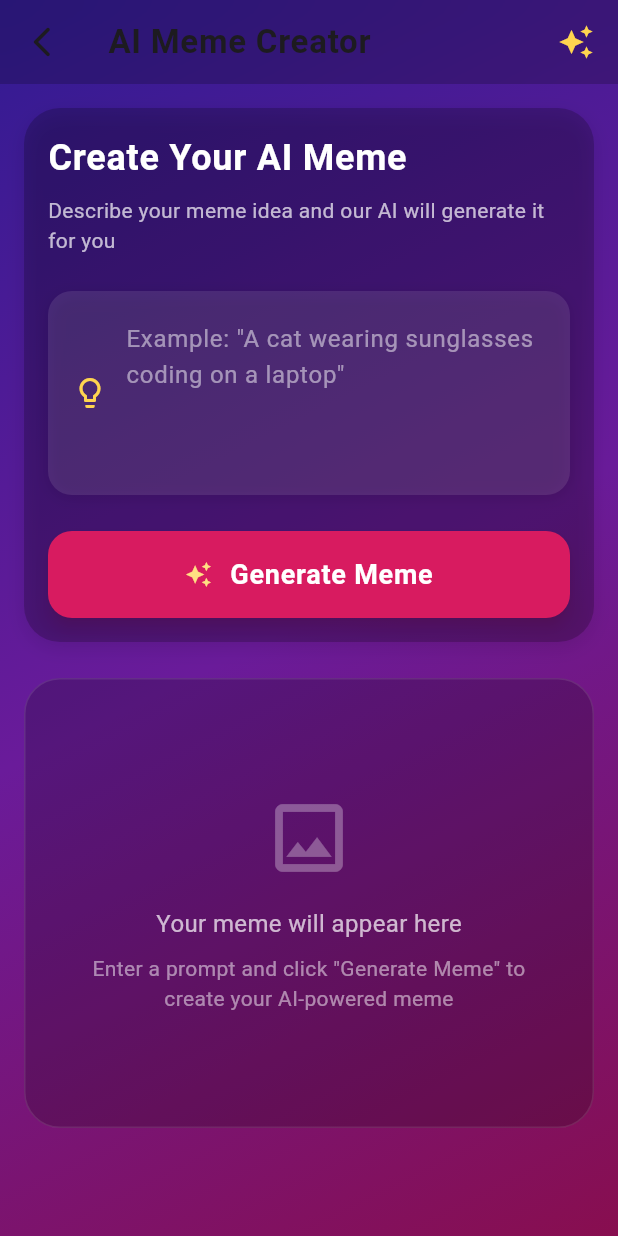
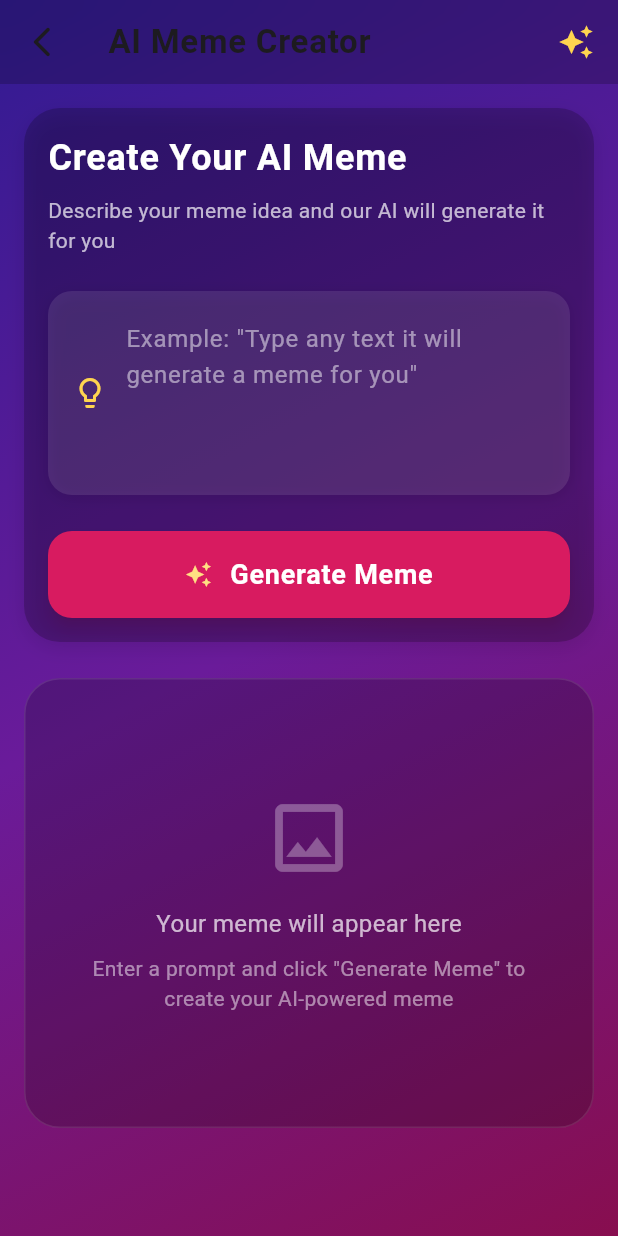
Before and after one commit to Raghavendrareddyn04/Mememates, a Flutter app: the AIMemeGeneratorScreen screen opened directly, on a phone screen of 412 x 824 dp. Run offline on Flutter 3.47's test engine with Material 3 defaults, Android fonts, the phone set to English and light mode, and no system bars; our stand-ins replace cached_network_image, chewie, cloud_firestore, country_code_picker, firebase_auth, firebase_core and 7 more; missing offline and left inert: cloudinary_public, encrypt; accounts and stored records are empty; network calls fail.

Commit message:
first commit

```diff
--- a/lib/screens/ai_meme_generator_screen.dart
+++ b/lib/screens/ai_meme_generator_screen.dart
@@ -277,7 +277,7 @@ class _AIMemeGeneratorScreenState extends State<AIMemeGeneratorScreen>
               maxLines: 4,
               decoration: InputDecoration(
                 hintText:
-                    'Example: "A cat wearing sunglasses coding on a laptop"',
+                    'Example: "Type any text it will generate a meme for you"',
                 hintStyle: TextStyle(color: Colors.white.withOpacity(0.5)),
                 filled: true,
                 fillColor: Colors.white.withOpacity(0.1),
--- a/lib/screens/home_screen.dart
+++ b/lib/screens/home_screen.dart
@@ -163,7 +163,7 @@ class _HomeScreenState extends State<HomeScreen> with TickerProviderStateMixin {
               Tab(
                 icon: Icon(Icons.video_collection,
                     color: Colors.white), // Icon in white
-                child: Text('Videos',
+                child: Text('RizzTok',
                     style: TextStyle(color: Colors.white)), // Text in white
               ),
             ],
--- a/lib/screens/meme_creator_screen.dart
+++ b/lib/screens/meme_creator_screen.dart
@@ -572,7 +572,7 @@ class _MemeCreatorScreenState extends State<MemeCreatorScreen>
               label: Text(
                 style,
                 style: TextStyle(
-                  color: isSelected ? Colors.white : Colors.white70,
+                  color: isSelected ? Colors.white : Colors.black,
                   fontFamily: style,
                 ),
               ),
```
Also changed, not shown: 1 other file.
